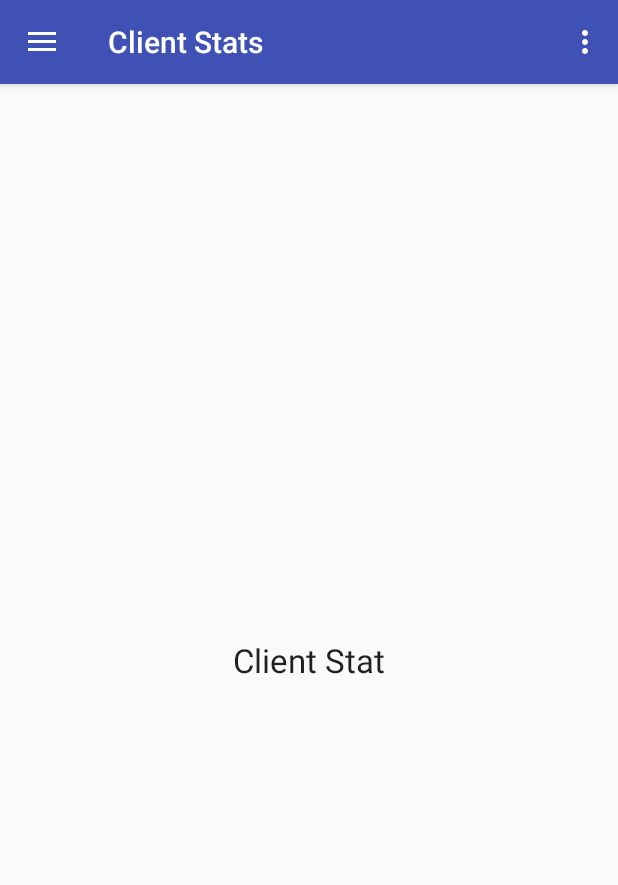
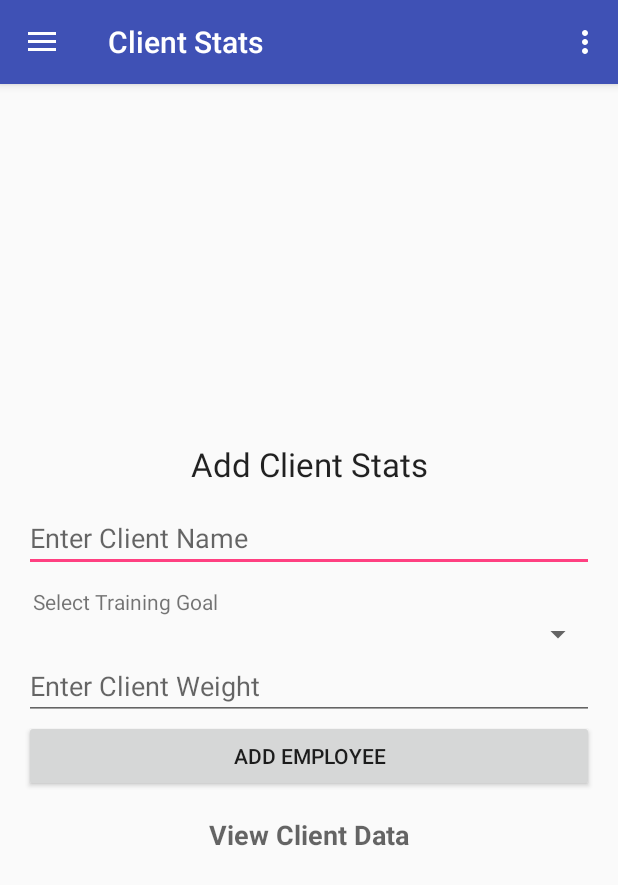
Before and after one commit to carylstuart77/NavigationDrawerSample, an Android app: the screen it shows after launch (MainActivity), in the side drawer, after a tap on "Client Stats", on a phone screen of 412 x 824 dp. Shown: the top 885 px of the screen. Run offline under Robolectric (Android 15) with nearby library versions, the phone set to English and light mode, and no system bars.

Commit message:
Updated client xml to provide entry fields for name, weight, goal

```diff
--- a/app/src/main/res/layout/client4.xml
+++ b/app/src/main/res/layout/client4.xml
@@ -1,16 +1,71 @@
 <?xml version="1.0" encoding="utf-8"?>
 <RelativeLayout xmlns:android="http://schemas.android.com/apk/res/android"
-  android:orientation="vertical"
+  xmlns:app="http://schemas.android.com/apk/res-auto"
+  xmlns:tools="http://schemas.android.com/tools"
   android:layout_width="match_parent"
-  android:layout_height="match_parent">
+  android:layout_height="match_parent"
+  >
 
-  <TextView
-    android:layout_centerHorizontal="true"
+
+  <LinearLayout
+    android:layout_width="match_parent"
+    android:layout_height="wrap_content"
     android:layout_centerVertical="true"
-    android:text="Client Stat"
-    android:textAppearance="@style/Base.TextAppearance.AppCompat.Large"
-    android:id="@+id/textView2"
-    android:layout_width="wrap_content"
-    android:layout_height="wrap_content"
-/>
+    android:orientation="vertical"
+    android:padding="16dp">
+
+    <TextView
+      android:layout_width="match_parent"
+      android:layout_height="wrap_content"
+      android:layout_marginBottom="12dp"
+      android:text="Add Client Stats"
+      android:textAlignment="center"
+      android:textAppearance="@style/Base.TextAppearance.AppCompat.Large" />
+
+    <EditText
+      android:id="@+id/editTextName"
+      android:layout_width="match_parent"
+      android:layout_height="wrap_content"
+      android:hint="Enter Client Name" />
+
+    <TextView
+      android:layout_width="match_parent"
+      android:layout_height="wrap_content"
+      android:layout_marginTop="10dp"
+      android:paddingLeft="6dp"
+      android:text="Select Training Goal" />
+
+    <Spinner
+      android:id="@+id/spinnerDepartment"
+      android:layout_width="match_parent"
+      android:layout_height="wrap_content"/>
+      <!--android:entries="@array/departments" -->
+
+
+    <EditText
+      android:id="@+id/editTextSalary"
+      android:layout_width="match_parent"
+      android:layout_height="wrap_content"
+      android:digits="0123456789"
+      android:hint="Enter Client Weight"
+      android:inputType="number" />
+
+    <Button
+      android:id="@+id/buttonAddEmployee"
+      android:layout_width="match_parent"
+      android:layout_height="wrap_content"
+      android:text="Add Employee" />
+
+    <TextView
+      android:id="@+id/textViewViewEmployees"
+      android:layout_width="match_parent"
+      android:layout_height="wrap_content"
+      android:padding="16dp"
+      android:text="View Client Data"
+      android:textAlignment="center"
+      android:textAppearance="@style/Base.TextAppearance.AppCompat.Medium"
+      android:textStyle="bold" />
+
+  </LinearLayout>
+
 </RelativeLayout>
```
